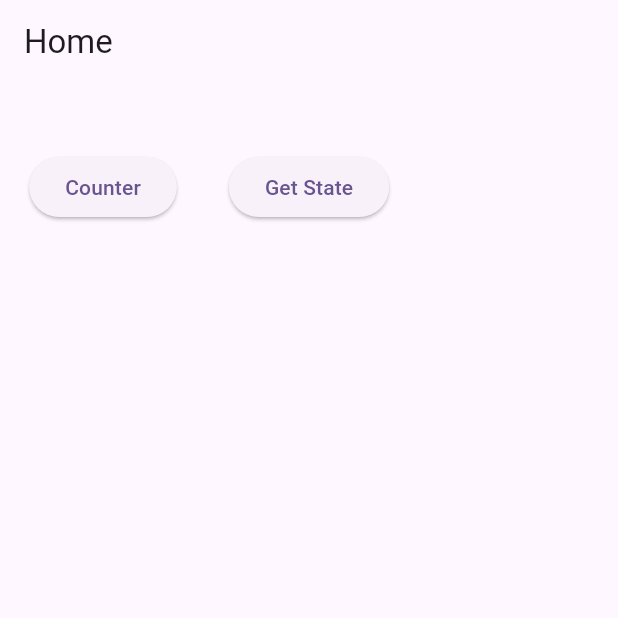
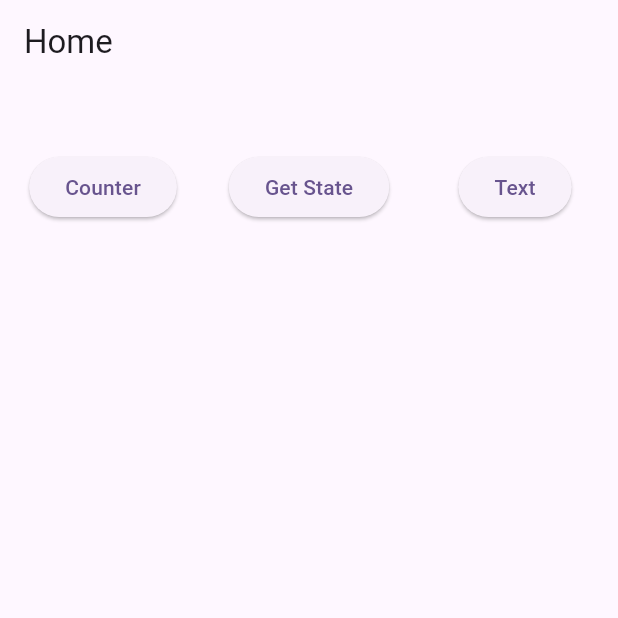
Before and after one commit to wyekings/doraemon-flutter, a Flutter app: the screen it shows after launch, on a phone screen of 412 x 824 dp, the top half of it. Run offline on Flutter 3.47's test engine with Material 2 defaults, Android fonts, the phone set to English and light mode, and no system bars.

```diff
--- a/lib/ui/doraemon.dart
+++ b/lib/ui/doraemon.dart
@@ -1,6 +1,7 @@
 import 'package:doraemon/ui/pages/counter/counter.dart';
 import 'package:doraemon/ui/pages/home/home.dart';
 import 'package:doraemon/ui/pages/state/state.dart';
+import 'package:doraemon/ui/pages/widget/TextPage.dart';
 import 'package:flutter/material.dart';
 
 class DoraemonApp extends StatelessWidget {
@@ -18,7 +19,9 @@ class DoraemonApp extends StatelessWidget {
       routes: {
         '/': (context) => const HomePage(),
         'counter': (context) => const CounterPage(title: 'Counter'),
-        // 'get_state': (context) => const GetStatePage(),
+        'get_state': (context) => const GetStatePage(),
+        'text': (context) => const TextPage(),
+
       },
       onUnknownRoute: (settings) {
         return MaterialPageRoute(builder: (context) {
--- a/lib/ui/pages/home/home.dart
+++ b/lib/ui/pages/home/home.dart
@@ -11,6 +11,7 @@ class _HomePageState extends State<HomePage> {
   List<Module> items = [
     Module('Counter', 'counter'),
     Module('Get State', 'get_state'),
+    Module('Text', 'text'),
   ];
 
   @override
@@ -26,13 +27,13 @@ class _HomePageState extends State<HomePage> {
           ),
           itemCount: items.length,
           itemBuilder: (context, index) {
-            Module _module = items[index];
+            Module module = items[index];
             return Center(
               child: ElevatedButton(
                 onPressed: () {
-                  Navigator.pushNamed(context, _module.route);
+                  Navigator.pushNamed(context, module.route);
                 },
-                child: Text(_module.name),
+                child: Text(module.name),
               ),
             );
           }),
```
Also changed, not shown: lib/ui/pages/widget/TextPage.dart (added, +25 -0 lines).
